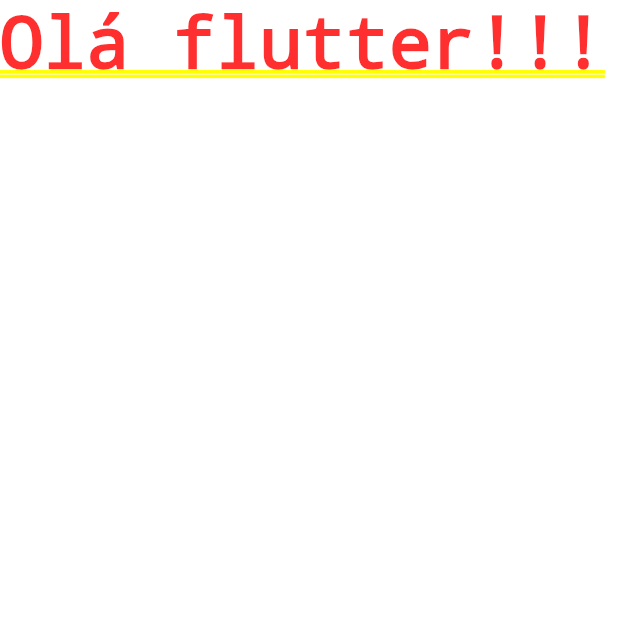
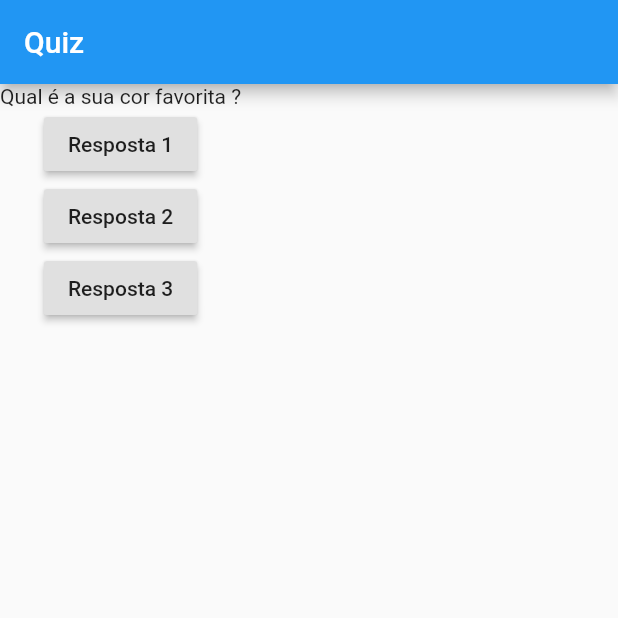
Before and after one commit to Wesleyti007/curso_flutter, a Flutter app: the screen it shows after launch, on a phone screen of 412 x 824 dp, the top half of it. Run offline on Flutter 3.47's test engine with Material 2 defaults, Android fonts, the phone set to English and light mode, and no system bars.

Commit message:
evolving widget

```diff
--- a/projeto_quiz/lib/main.dart
+++ b/projeto_quiz/lib/main.dart
@@ -2,14 +2,46 @@
 import 'package:flutter/material.dart';
 
 main() {
-  runApp(new QuestionApp());
+  runApp(QuestionApp());
 }
 
-class QuestionApp extends StatelessWidget{
+class QuestionApp extends StatelessWidget {
 
+  void answer() {
+    print('Pergunta respondida');
+  }
+
+  @override
   Widget build(BuildContext context){
+    final List<String> quiz = [
+      'Qual é a sua cor favorita ?',
+      'Qual o seu animal favorito ?'
+    ];
+
     return MaterialApp(
-      home: Text('Olá flutter!!!'),
+      home: Scaffold(
+        appBar: AppBar(
+          title: Text('Quiz'),
+        ),
+        body: Column(
+          children: [
+            Text(quiz[0]),
+            RaisedButton(
+              child: Text('Resposta 1'),
+              onPressed: answer,
+            ),
+            RaisedButton(
+              child: Text('Resposta 2'),
+              onPressed: answer,
+            ),
+            RaisedButton(
+              child: Text('Resposta 3'),
+              onPressed: answer,
+            )
+          ],
+
+        ),
+      ),
     );
   }
 }
```
